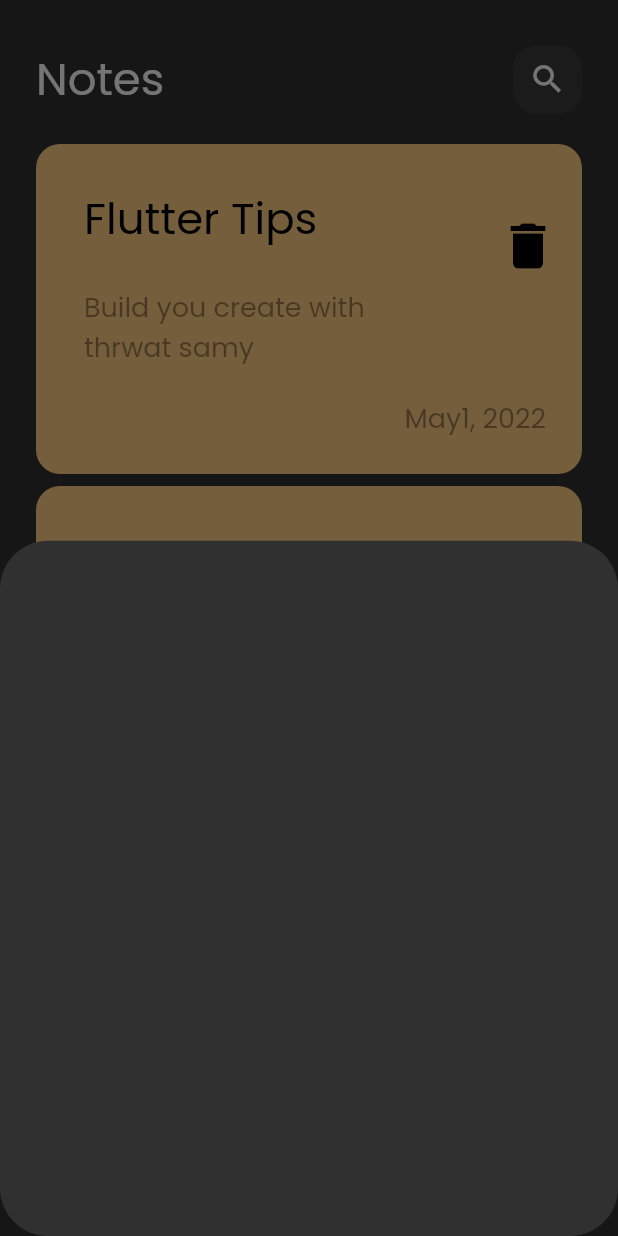
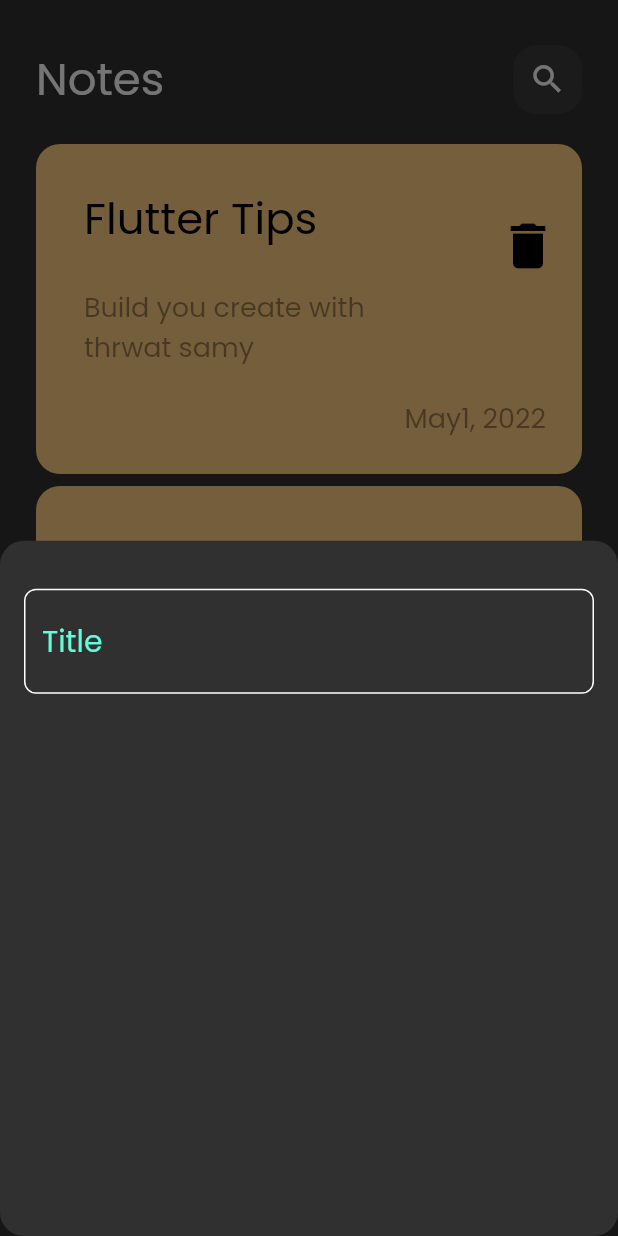
Before and after one commit to 3laaElmasry/Notes-App, a Flutter app: the screen it shows after launch, after a tap on the "add" icon, on a phone screen of 412 x 824 dp. Run offline on Flutter 3.47's test engine with Material 3 defaults, Android fonts, the phone set to English and light mode, and no system bars.

Commit message:
create custom text field

```diff
--- a/lib/views/notes_view.dart
+++ b/lib/views/notes_view.dart
@@ -1,6 +1,6 @@
 import 'package:flutter/material.dart';
 import 'package:notes_app/widgets/add_note_botton_sheet.dart';
-import 'package:notes_app/widgets/notew_view_body.dart';
+import 'package:notes_app/widgets/note_view_body.dart';
 
 class NotesView extends StatelessWidget {
   const NotesView({super.key});
@@ -12,7 +12,7 @@ class NotesView extends StatelessWidget {
         onPressed: () {
           showModalBottomSheet(
               shape: RoundedRectangleBorder(
-                borderRadius: BorderRadius.circular(32),
+                borderRadius: BorderRadius.circular(16),
               ),
               context: context,
               builder: (context) {
--- a/lib/widgets/add_note_botton_sheet.dart
+++ b/lib/widgets/add_note_botton_sheet.dart
@@ -1,10 +1,21 @@
 import 'package:flutter/material.dart';
+import 'package:notes_app/widgets/custom_text_field.dart';
 
 class AddNoteButtomSheet extends StatelessWidget {
   const AddNoteButtomSheet({super.key});
 
   @override
   Widget build(BuildContext context) {
-    return Container();
+    return const Padding(
+      padding: EdgeInsets.symmetric(horizontal: 16),
+      child: Column(
+        children: [
+          SizedBox(
+            height: 32,
+          ),
+          CustomTextField(),
+        ],
+      ),
+    );
   }
 }
--- /dev/null
+++ b/lib/widgets/constatns_file.dart
@@ -0,0 +1,3 @@
+import 'dart:ui';
+
+const Color kPrimaryColor = Color(0xff62fcd7);
--- /dev/null
+++ b/lib/widgets/custom_text_field.dart
@@ -0,0 +1,28 @@
+import 'package:flutter/material.dart';
+import 'package:notes_app/widgets/constatns_file.dart';
+
+class CustomTextField extends StatelessWidget {
+  const CustomTextField({super.key});
+
+  @override
+  Widget build(BuildContext context) {
+    return TextField(
+      cursorColor: kPrimaryColor,
+      decoration: InputDecoration(
+        hintText: "Title",
+        hintStyle: const TextStyle(color: kPrimaryColor, fontSize: 20),
+        border: customOutLineBorder(),
+        enabledBorder: customOutLineBorder(),
+        focusedBorder: customOutLineBorder(kPrimaryColor),
+      ),
+    );
+  }
+
+  OutlineInputBorder customOutLineBorder([color]) {
+    return OutlineInputBorder(
+        borderRadius: BorderRadius.circular(8),
+        borderSide: BorderSide(
+          color: color ?? Colors.white,
+        ));
+  }
+}
```
Also changed, not shown: lib/widgets/note_view_body.dart (renamed from lib/widgets/notew_view_body.dart).
